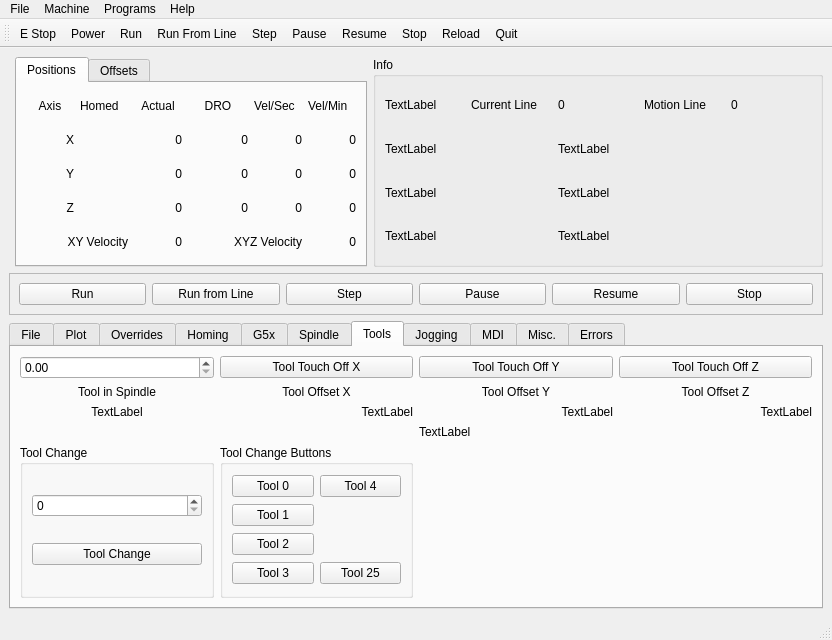
The window that examples/xyz.ui (jethornton/flexgui) describes before a commit, drawn with Qt 5.
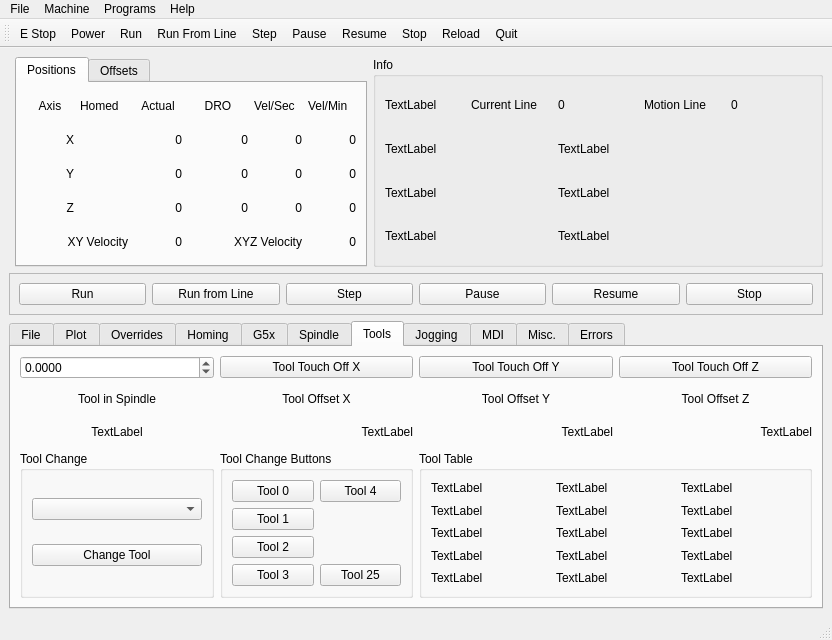
The same window after the commit. The open tabs and pages were chosen to show the change.

Diff of the .ui file:
```diff
--- a/examples/xyz.ui
+++ b/examples/xyz.ui
@@ -674,19 +674,6 @@
           </property>
          </widget>
         </item>
-        <item row="4" column="3">
-         <spacer name="verticalSpacer">
-          <property name="orientation">
-           <enum>Qt::Vertical</enum>
-          </property>
-          <property name="sizeHint" stdset="0">
-           <size>
-            <width>20</width>
-            <height>40</height>
-           </size>
-          </property>
-         </spacer>
-        </item>
         <item row="1" column="1">
          <widget class="QLabel" name="label_14">
           <property name="text">
@@ -708,9 +695,19 @@
          </widget>
         </item>
         <item row="0" column="0">
-         <widget class="QDoubleSpinBox" name="tool_touchoff_dsb"/>
+         <widget class="QDoubleSpinBox" name="tool_touchoff_dsb">
+          <property name="decimals">
+           <number>4</number>
+          </property>
+          <property name="minimum">
+           <double>-100.000000000000000</double>
+          </property>
+          <property name="maximum">
+           <double>100.000000000000000</double>
+          </property>
+         </widget>
         </item>
-        <item row="4" column="1">
+        <item row="3" column="1">
          <widget class="QGroupBox" name="groupBox_9">
           <property name="title">
            <string>Tool Change Buttons</string>
@@ -808,19 +805,133 @@
           </property>
          </widget>
         </item>
-        <item row="4" column="0">
+        <item row="3" column="0">
          <widget class="QGroupBox" name="groupBox_8">
           <property name="title">
            <string>Tool Change</string>
           </property>
           <layout class="QGridLayout" name="gridLayout_18">
            <item row="0" column="0">
-            <widget class="QSpinBox" name="next_tool_sb"/>
+            <widget class="QComboBox" name="tool_change_cb"/>
            </item>
            <item row="1" column="0">
             <widget class="QPushButton" name="tool_change_pb">
              <property name="text">
-              <string>Tool Change</string>
+              <string>Change Tool</string>
+             </property>
+            </widget>
+           </item>
+          </layout>
+         </widget>
+        </item>
+        <item row="3" column="2" colspan="2">
+         <widget class="QGroupBox" name="groupBox">
+          <property name="title">
+           <string>Tool Table</string>
+          </property>
+          <layout class="QGridLayout" name="gridLayout">
+           <item row="0" column="0">
+            <widget class="QLabel" name="tool_table_id_1_lb">
+             <property name="text">
+              <string>TextLabel</string>
+             </property>
+            </widget>
+           </item>
+           <item row="3" column="0">
+            <widget class="QLabel" name="tool_table_woffset_1_lb">
+             <property name="text">
+              <string>TextLabel</string>
+             </property>
+            </widget>
+           </item>
+           <item row="2" column="1">
+            <widget class="QLabel" name="tool_table_uoffset_1_lb">
+             <property name="text">
+              <string>TextLabel</string>
+             </property>
+            </widget>
+           </item>
+           <item row="4" column="1">
+            <widget class="QLabel" name="tool_table_orientation_1_lb">
+             <property name="text">
+              <string>TextLabel</string>
+             </property>
+            </widget>
+           </item>
+           <item row="1" column="1">
+            <widget class="QLabel" name="tool_table_aoffset_1_lb">
+             <property name="text">
+              <string>TextLabel</string>
+             </property>
+            </widget>
+           </item>
+           <item row="0" column="1">
+            <widget class="QLabel" name="tool_table_xoffset_1_lb">
+             <property name="text">
+              <string>TextLabel</string>
+             </property>
+            </widget>
+           </item>
+           <item row="4" column="0">
+            <widget class="QLabel" name="tool_table_backangle_1_lb">
+             <property name="text">
+              <string>TextLabel</string>
+             </property>
+            </widget>
+           </item>
+           <item row="1" column="0">
+            <widget class="QLabel" name="tool_table_zoffset_1_lb">
+             <property name="text">
+              <string>TextLabel</string>
+             </property>
+            </widget>
+           </item>
+           <item row="2" column="0">
+            <widget class="QLabel" name="tool_table_coffset_1_lb">
+             <property name="text">
+              <string>TextLabel</string>
+             </property>
+            </widget>
+           </item>
+           <item row="3" column="1">
+            <widget class="QLabel" name="tool_table_diameter_1_lb">
+             <property name="text">
+              <string>TextLabel</string>
+             </property>
+            </widget>
+           </item>
+           <item row="0" column="2">
+            <widget class="QLabel" name="tool_table_yoffset_1_lb">
+             <property name="text">
+              <string>TextLabel</string>
+             </property>
+            </widget>
+           </item>
+           <item row="1" column="2">
+            <widget class="QLabel" name="tool_table_boffset_1_lb">
+             <property name="text">
+              <string>TextLabel</string>
+             </property>
+            </widget>
+           </item>
+           <item row="2" column="2">
+            <widget class="QLabel" name="tool_table_voffset_1_lb">
+             <property name="text">
+              <string>TextLabel</string>
+             </property>
+            </widget>
+           </item>
+           <item row="3" column="2">
+            <widget class="QLabel" name="tool_table_frontangle_1_lb">
+             <property name="text">
+              <string>TextLabel</string>
+             </property>
+            </widget>
+           </item>
+           <item row="4" column="2">
+            <widget class="QLabel" name="tool_table_comment_1_lb">
+             <property name="text">
+              <string>TextLabel</string>
              </property>
             </widget>
            </item>
@@ -854,13 +965,6 @@
           </property>
          </widget>
         </item>
-        <item row="3" column="2" colspan="2">
-         <widget class="QLabel" name="test_lb">
-          <property name="text">
-           <string>TextLabel</string>
-          </property>
-         </widget>
-        </item>
        </layout>
       </widget>
       <widget class="QWidget" name="tab_5">
```
Left out of the diff: 10 changed lines with no effect on the pictures.
